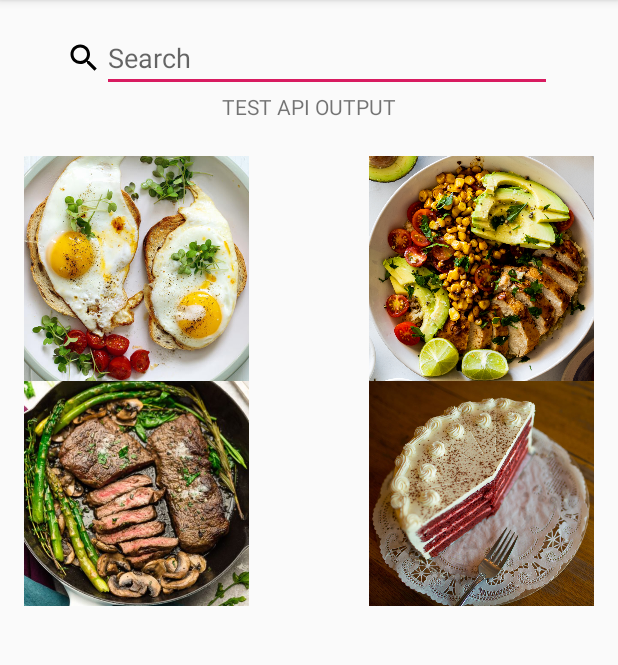
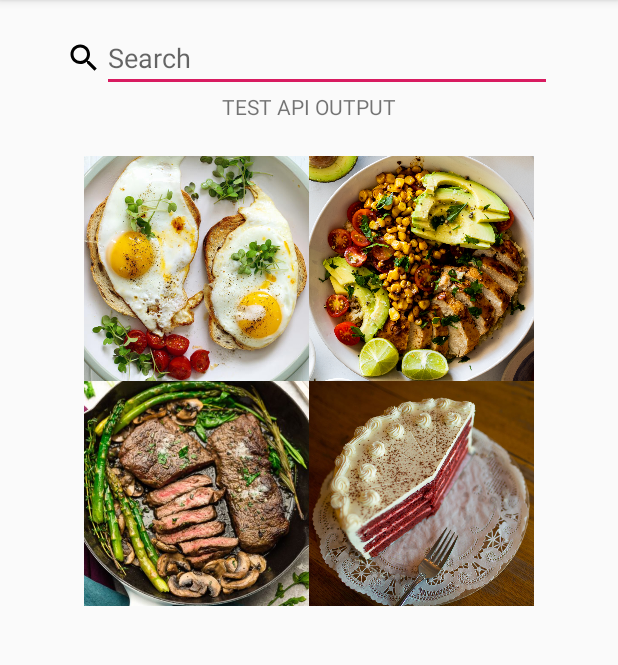
Before and after one commit to JosephMelia96/Leftover_app, an Android app: the HomeFragment screen opened directly, with no data from a screen before it, on a phone screen of 412 x 824 dp, the part 84-749 px from its top. Run offline under Robolectric (Android 15) with nearby library versions, the phone set to English and light mode, and no system bars.

Commit message:
Fixed GridLayout

```diff
--- a/app/src/main/java/com/example/bcs421_leftoversapp/HomeFragment.java
+++ b/app/src/main/java/com/example/bcs421_leftoversapp/HomeFragment.java
@@ -27,9 +27,6 @@ public class HomeFragment extends Fragment {
         apiOutput = v.findViewById(R.id.apiText);
 
 
-
-
-
         return v;
 
     }
--- a/app/src/main/res/layout/fragment_home.xml
+++ b/app/src/main/res/layout/fragment_home.xml
@@ -34,13 +34,12 @@
         android:layout_centerHorizontal="true"/>
 
     <GridLayout
-        android:layout_width="match_parent"
-        android:layout_height="match_parent"
+        android:layout_width="wrap_content"
+        android:layout_height="wrap_content"
         android:layout_below="@id/apiText"
-        android:layout_alignParentBottom="true"
+        android:layout_centerHorizontal="true"
         android:layout_marginTop="23dp"
-        android:layout_marginBottom="-7dp"
-        android:columnCount="3"
+        android:columnCount="2"
         android:rowCount="2">
 
         <ImageView
@@ -56,7 +55,7 @@
             android:layout_width="150dp"
             android:layout_height="150dp"
             android:layout_row="0"
-            android:layout_column="2"
+            android:layout_column="1"
             android:src="@drawable/lunch" />
 
         <ImageView
@@ -72,9 +71,8 @@
             android:layout_width="150dp"
             android:layout_height="150dp"
             android:layout_row="1"
-            android:layout_column="2"
+            android:layout_column="1"
             android:src="@drawable/dessert" />
-
 
     </GridLayout>
 
--- a/app/src/main/res/values/colors.xml
+++ b/app/src/main/res/values/colors.xml
@@ -4,7 +4,7 @@
     <color name="colorPrimaryDark">#00574B</color>
     <color name="colorAccent">#D81B60</color>
     <color name="colorBackground">#2196F3</color>
-    <color name="colorNavHeader">#AFEAF7</color>
+    <color name="colorNavHeader">#40208FF8</color>
     <color name="colorNavBackground">#E9C1D8E9</color>
 
 </resources>
```
